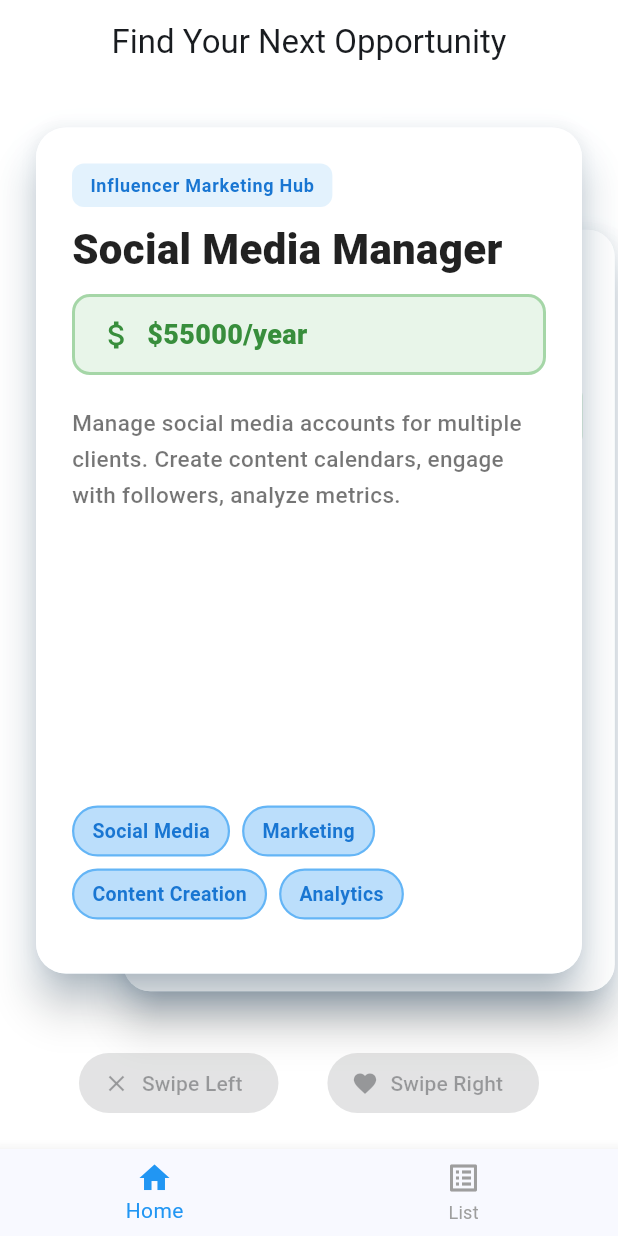
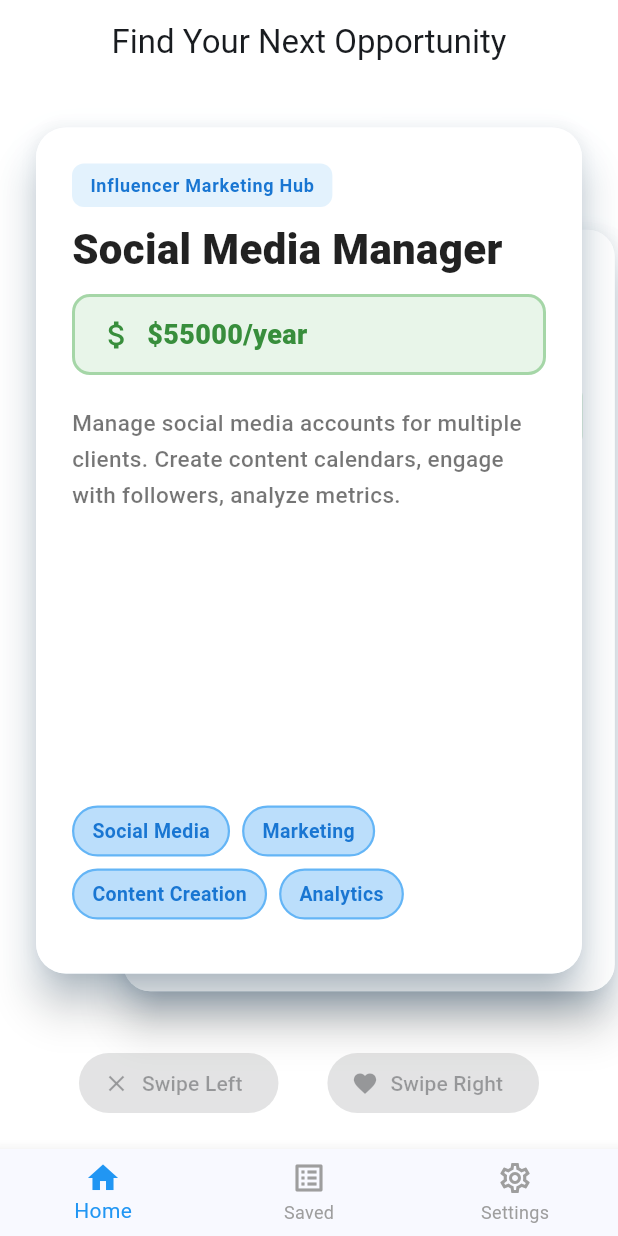
Before and after one commit to punk0604/mobile-computing-capstone-punk0604, a Flutter app: the screen it shows after launch, on a phone screen of 412 x 824 dp. Run offline on Flutter 3.47's test engine with Material 3 defaults, Android fonts, the phone set to English and light mode, and no system bars; drawn by our look-alikes of flutter_card_swiper; our stand-ins replace sqflite; accounts and stored records are empty.

Commit message:
dark mode

```diff
--- a/mobile_computing_capstone/lib/main.dart
+++ b/mobile_computing_capstone/lib/main.dart
@@ -1,6 +1,7 @@
 import 'package:flutter/material.dart';
 import 'package:mobile_computing_capstone/models/screens/home_page.dart';
 import 'package:mobile_computing_capstone/models/screens/list_page.dart';
+import 'package:mobile_computing_capstone/models/screens/settings_page.dart';
 import 'package:mobile_computing_capstone/database/database_seeder.dart';
 
 void main() async {
@@ -12,25 +13,55 @@
   runApp(const MyApp());
 }
 
-class MyApp extends StatelessWidget {
+class MyApp extends StatefulWidget {
   const MyApp({super.key});
+
+  @override
+  State<MyApp> createState() => _MyAppState();
+}
+
+class _MyAppState extends State<MyApp> {
+  bool _isDarkMode = false;
+
+  void _toggleTheme(bool isDark) {
+    setState(() {
+      _isDarkMode = isDark;
+    });
+  }
 
   @override
   Widget build(BuildContext context) {
     return MaterialApp(
       debugShowCheckedModeBanner: false,
-      title: 'yes',
+      title: 'Job Swiper',
       theme: ThemeData(
         colorScheme: ColorScheme.fromSeed(seedColor: Colors.blue),
         useMaterial3: true,
+        brightness: Brightness.light,
       ),
-      home: const MainPage(),
+      darkTheme: ThemeData(
+        colorScheme: ColorScheme.fromSeed(
+          seedColor: Colors.blue,
+          brightness: Brightness.dark,
+        ),
+        useMaterial3: true,
+        brightness: Brightness.dark,
+      ),
+      themeMode: _isDarkMode ? ThemeMode.dark : ThemeMode.light,
+      home: MainPage(isDarkMode: _isDarkMode, onThemeChanged: _toggleTheme),
     );
   }
 }
 
 class MainPage extends StatefulWidget {
-  const MainPage({super.key});
+  final bool isDarkMode;
+  final Function(bool) onThemeChanged;
+
+  const MainPage({
+    super.key,
+    required this.isDarkMode,
+    required this.onThemeChanged,
+  });
 
   @override
   State<MainPage> createState() => _MainPageState();
@@ -39,16 +70,24 @@
 class _MainPageState extends State<MainPage> {
   int _selectedIndex = 0;
 
-  final List<Widget> _pages = const [HomePage(), ListPage()];
-
   void _onItemTapped(int index) {
     setState(() => _selectedIndex = index);
   }
 
   @override
   Widget build(BuildContext context) {
+    // Build pages list every time to ensure theme changes are applied
+    final pages = [
+      HomePage(),
+      ListPage(),
+      SettingsPage(
+        isDarkMode: widget.isDarkMode,
+        onThemeChanged: widget.onThemeChanged,
+      ),
+    ];
+
     return Scaffold(
-      body: _pages[_selectedIndex],
+      body: pages[_selectedIndex],
       bottomNavigationBar: BottomNavigationBar(
         currentIndex: _selectedIndex,
         onTap: _onItemTapped,
@@ -64,7 +103,12 @@
           BottomNavigationBarItem(
             icon: Icon(Icons.list_alt_outlined),
             activeIcon: Icon(Icons.list_alt),
-            label: 'List',
+            label: 'Saved',
+          ),
+          BottomNavigationBarItem(
+            icon: Icon(Icons.settings_outlined),
+            activeIcon: Icon(Icons.settings),
+            label: 'Settings',
           ),
         ],
       ),
--- a/mobile_computing_capstone/lib/models/screens/home_page.dart
+++ b/mobile_computing_capstone/lib/models/screens/home_page.dart
@@ -69,13 +69,15 @@
 
   @override
   Widget build(BuildContext context) {
+    final isDarkMode = Theme.of(context).brightness == Brightness.dark;
+
     return Scaffold(
-      backgroundColor: Colors.white,
+      backgroundColor: isDarkMode ? Colors.grey[900] : Colors.white,
       appBar: AppBar(
         title: const Text('Find Your Next Opportunity'),
         centerTitle: true,
         elevation: 0,
-        backgroundColor: Colors.white,
+        backgroundColor: isDarkMode ? Colors.grey[800] : Colors.white,
       ),
       body: _isLoading
           ? const Center(child: CircularProgressIndicator())
--- a/mobile_computing_capstone/lib/widgets/job_card.dart
+++ b/mobile_computing_capstone/lib/widgets/job_card.dart
@@ -16,18 +16,19 @@
   @override
   Widget build(BuildContext context) {
     final List<String> tags = job.getTagsList();
+    final isDarkMode = Theme.of(context).brightness == Brightness.dark;
 
     return Card(
       elevation: 12,
       shape: RoundedRectangleBorder(borderRadius: BorderRadius.circular(20)),
-      color: Colors.white,
+      color: isDarkMode ? Colors.grey[800] : Colors.white,
       child: Container(
         decoration: BoxDecoration(
           borderRadius: BorderRadius.circular(20),
-          color: Colors.white,
+          color: isDarkMode ? Colors.grey[800] : Colors.white,
           boxShadow: [
             BoxShadow(
-              color: Colors.blue.withOpacity(0.1),
+              color: Colors.blue.withOpacity(isDarkMode ? 0.2 : 0.1),
               blurRadius: 20,
               offset: const Offset(0, 10),
             ),
@@ -39,7 +40,6 @@
             crossAxisAlignment: CrossAxisAlignment.start,
             mainAxisAlignment: MainAxisAlignment.spaceBetween,
             children: [
-              // Header Section - Title and Company
               Column(
                 crossAxisAlignment: CrossAxisAlignment.start,
                 children: [
@@ -49,14 +49,18 @@
                       vertical: 6,
                     ),
                     decoration: BoxDecoration(
-                      color: Colors.blue.shade50,
+                      color: isDarkMode
+                          ? Colors.blue[900]
+                          : Colors.blue.shade50,
                       borderRadius: BorderRadius.circular(8),
                     ),
                     child: Text(
                       job.company,
                       style: TextStyle(
                         fontSize: 12,
-                        color: Colors.blue.shade700,
+                        color: isDarkMode
+                            ? Colors.blue[200]
+                            : Colors.blue.shade700,
                         fontWeight: FontWeight.w700,
                         letterSpacing: 0.5,
                       ),
@@ -65,10 +69,10 @@
                   const SizedBox(height: 12),
                   Text(
                     job.title,
-                    style: const TextStyle(
+                    style: TextStyle(
                       fontSize: 28,
                       fontWeight: FontWeight.w900,
-                      color: Colors.black87,
+                      color: isDarkMode ? Colors.white : Colors.black87,
                       height: 1.2,
                     ),
                     maxLines: 2,
@@ -77,7 +81,6 @@
                 ],
               ),
 
-              // Salary Section
               if (job.salary != null)
                 Container(
                   margin: const EdgeInsets.symmetric(vertical: 12.0),
@@ -86,16 +89,25 @@
                     vertical: 12,
                   ),
                   decoration: BoxDecoration(
-                    color: Colors.green.shade50,
+                    color: isDarkMode
+                        ? Colors.green[900]
+                        : Colors.green.shade50,
                     borderRadius: BorderRadius.circular(12),
-                    border: Border.all(color: Colors.green.shade200, width: 2),
+                    border: Border.all(
+                      color: isDarkMode
+                          ? Colors.green[700]!
+                          : Colors.green.shade200,
+                      width: 2,
+                    ),
                   ),
                   child: Row(
                     children: [
                       Icon(
                         Icons.attach_money,
                         size: 24,
-                        color: Colors.green.shade700,
+                        color: isDarkMode
+                            ? Colors.green[300]
+                            : Colors.green.shade700,
                       ),
                       const SizedBox(width: 8),
                       Text(
@@ -103,23 +115,24 @@
                         style: TextStyle(
                           fontSize: 18,
                           fontWeight: FontWeight.w800,
-                          color: Colors.green.shade700,
+                          color: isDarkMode
+                              ? Colors.green[300]
+                              : Colors.green.shade700,
                         ),
                       ),
                     ],
                   ),
                 ),
 
-              // Description Section
               Expanded(
                 child: Padding(
                   padding: const EdgeInsets.symmetric(vertical: 8.0),
                   child: SingleChildScrollView(
                     child: Text(
                       job.description,
-                      style: const TextStyle(
+                      style: TextStyle(
                         fontSize: 15,
-                        color: Colors.black54,
+                        color: isDarkMode ? Colors.grey[300] : Colors.black54,
                         height: 1.6,
                         fontWeight: FontWeight.w500,
                       ),
@@ -130,7 +143,6 @@
                 ),
               ),
 
-              // Tags Section
               if (tags.isNotEmpty)
                 Padding(
                   padding: const EdgeInsets.symmetric(vertical: 12.0),
@@ -146,10 +158,14 @@
                               vertical: 6,
                             ),
                             decoration: BoxDecoration(
-                              color: Colors.blue.shade100,
+                              color: isDarkMode
+                                  ? Colors.blue[900]
+                                  : Colors.blue.shade100,
                               borderRadius: BorderRadius.circular(20),
                               border: Border.all(
-                                color: Colors.blue.shade300,
+                                color: isDarkMode
+                                    ? Colors.blue[700]!
+                                    : Colors.blue.shade300,
                                 width: 1.5,
                               ),
                             ),
@@ -157,7 +173,9 @@
                               tag,
                               style: TextStyle(
                                 fontSize: 13,
-                                color: Colors.blue.shade700,
+                                color: isDarkMode
+                                    ? Colors.blue[200]
+                                    : Colors.blue.shade700,
                                 fontWeight: FontWeight.w600,
                               ),
                             ),
```
Also changed, not shown: mobile_computing_capstone/lib/models/screens/list_page.dart (+38 -22 lines), mobile_computing_capstone/lib/models/screens/settings_page.dart (added, +117 -0 lines).
